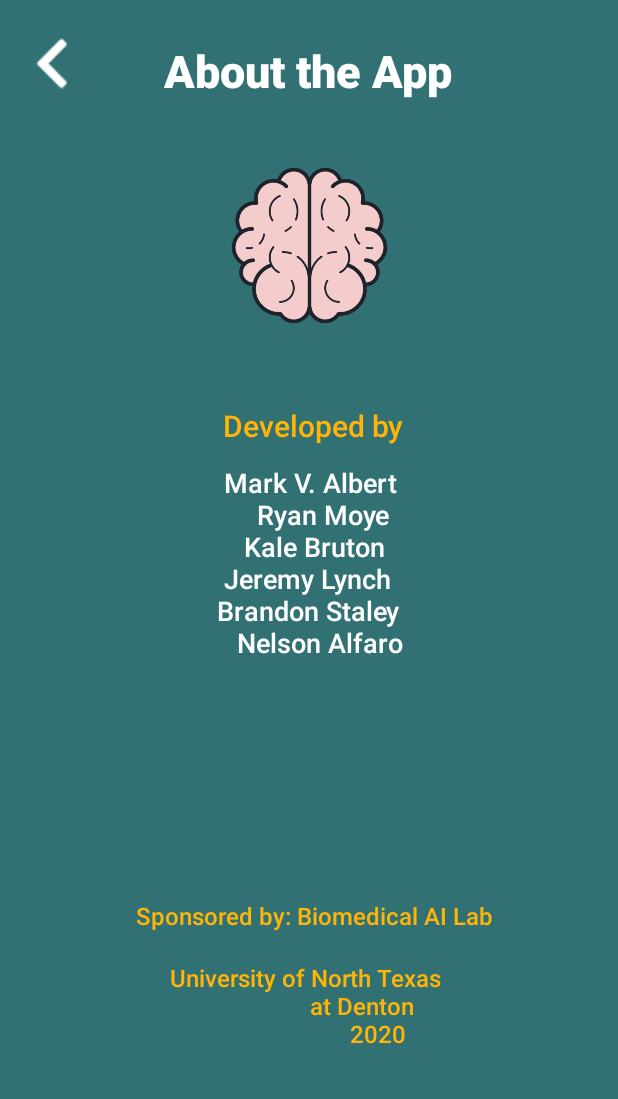
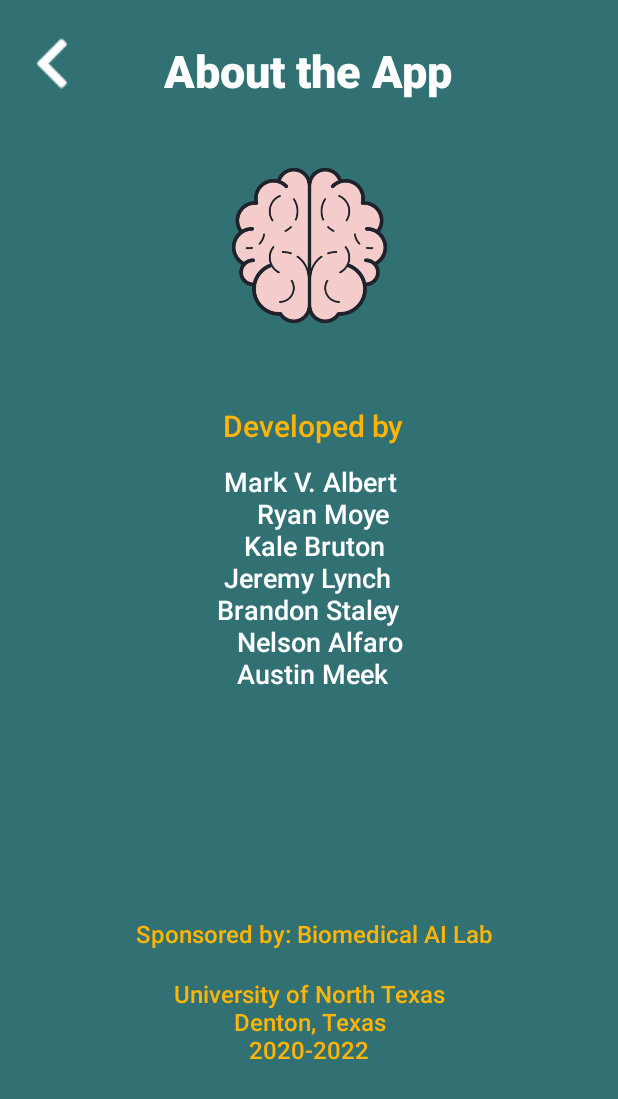
Before and after one commit to ajmeek/NEC_app, an Android app: the appInfo screen opened directly, with no data from a screen before it, on a phone screen of 412 x 824 dp. Shown: the top 1099 px of the screen. Run offline under Robolectric (Android 15) with nearby library versions, the phone set to English and light mode, and no system bars.

Commit message:
Added my name and updates years on about app pages

```diff
--- a/app/src/main/res/layout/activity_app_info.xml
+++ b/app/src/main/res/layout/activity_app_info.xml
@@ -66,12 +66,7 @@
         android:layout_width="wrap_content"
         android:layout_height="wrap_content"
         android:fontFamily="sans-serif-medium"
-        android:text=" Mark V. Albert
-\n\t\tRyan Moye
-\n\t Kale Bruton
-\n Jeremy Lynch
-\nBrandon Staley
-\n\tNelson Alfaro"
+        android:text=" Mark V. Albert \n\t\tRyan Moye \n\t Kale Bruton \n Jeremy Lynch \nBrandon Staley \n\tNelson Alfaro\n\tAustin Meek"
         android:textColor="#FFFFFF"
         android:textSize="18sp"
         app:layout_constraintBottom_toBottomOf="parent"
@@ -101,9 +96,8 @@
         android:layout_width="186dp"
         android:layout_height="58dp"
         android:fontFamily="sans-serif-medium"
-        android:text="University of North Texas
-        \n\t\t\t\t\t\t\tat Denton
-        \n\t\t\t\t\t\t\t\t\t2020"
+        android:text="University of North Texas\nDenton, Texas\n2020-2022"
+        android:textAlignment="center"
         android:textColor="#FFB408"
         android:textSize="16sp"
         app:layout_constraintBottom_toBottomOf="parent"
```
Also changed, not shown: app/build.gradle (+7 -7 lines).
